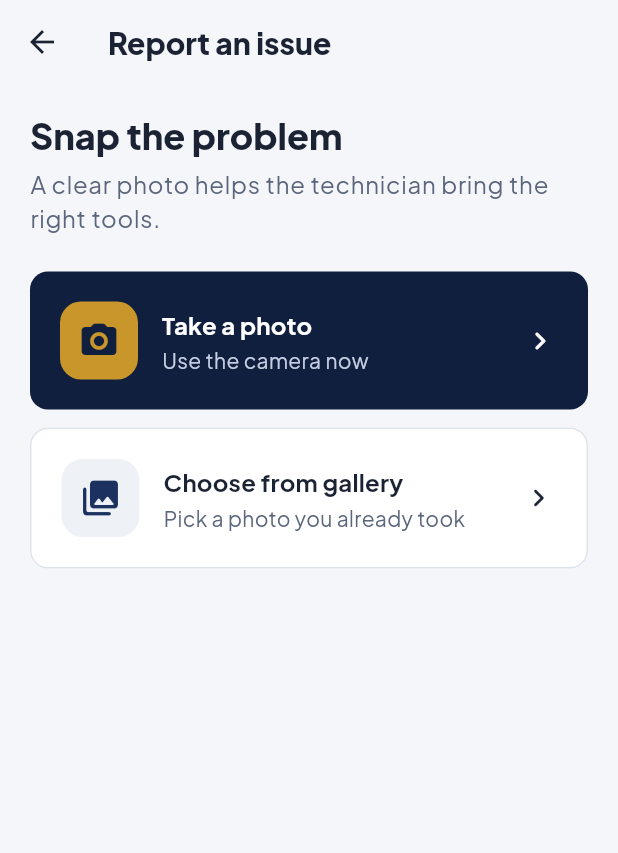
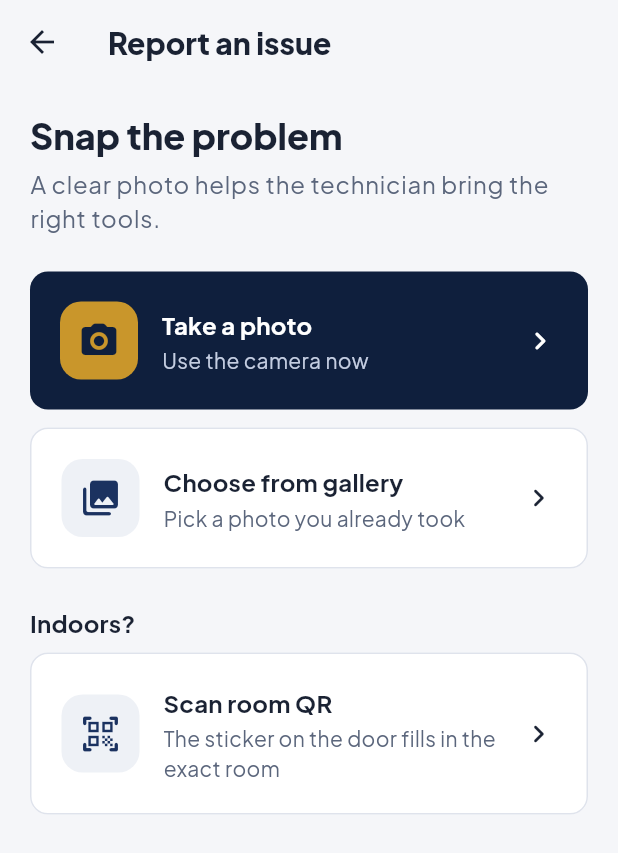
Before and after one commit to HimanshuGit3/Mernova, a Flutter app: the ReportFlowScreen screen opened directly, on a phone screen of 412 x 824 dp. Shown: the top 853 px of the screen. Run offline on Flutter 3.47's test engine with Material 3 defaults, Android fonts, the phone set to English and light mode, and no system bars; our stand-ins replace cached_network_image, dio, flutter_image_compress, flutter_secure_storage, geolocator, image_picker and 2 more; missing offline and left inert: mobile_scanner; accounts and stored records are empty.

Commit message:
feat(mobile): add QR room scanner with torch and strict sticker parsing
Co-Authored-By: Claude Opus 5.5 <noreply@anthropic.com>

```diff
--- a/mobile/lib/screens/student/report_flow_screen.dart
+++ b/mobile/lib/screens/student/report_flow_screen.dart
@@ -13,6 +13,7 @@ import '../../theme/tokens.dart';
 import '../../widgets/chips.dart';
 import '../../widgets/common.dart';
 import '../common/issue_detail_screen.dart';
+import 'qr_scanner_screen.dart';
 import 'report_form.dart';
 
 enum _Step { photo, analysing, details, sending, done }
@@ -51,7 +52,7 @@ class _ReportFlowScreenState extends State<ReportFlowScreen> {
   Future<void> _locate() async {
     setState(() => _location = const LocatingGps());
     final result = await _gps.current();
-    if (!mounted) return;
+    if (!mounted || _location is RoomScanned) return; // a scanned room beats GPS indoors (D9)
     setState(() {
       _location = switch (result) {
         GpsFix fix => GpsReady(fix),
@@ -136,6 +137,24 @@ class _ReportFlowScreenState extends State<ReportFlowScreen> {
     }
   }
 
+  /// FR-53: scan the room sticker; the room's building, name and coordinates fill in.
+  Future<void> _scanRoom() async {
+    final messenger = ScaffoldMessenger.of(context);
+    final room = await Navigator.of(context).push<LocationRef>(
+      MaterialPageRoute<LocationRef>(builder: (_) => const QrScannerScreen()),
+    );
+    if (room == null || !mounted) return;
+    setState(() {
+      _location = RoomScanned(id: room.id, code: room.code, building: room.building, label: room.label);
+      _analysedWithLocation = false;
+    });
+    messenger.showSnackBar(SnackBar(content: Text('Room ${room.code} added. Now snap the problem.')));
+    if (_photo != null && _step == _Step.details) {
+      await _analyse();
+      await _maybeShowDuplicates();
+    }
+  }
+
   Future<void> _changePhoto() async {
     final camera = await showModalBottomSheet<bool>(
       context: context,
@@ -198,7 +217,12 @@ class _ReportFlowScreenState extends State<ReportFlowScreen> {
       body: AnimatedSwitcher(
         duration: Motion.normal,
         child: switch (_step) {
-          _Step.photo => _PhotoStep(key: const ValueKey('photo'), onPick: _pick),
+          _Step.photo => _PhotoStep(
+              key: const ValueKey('photo'),
+              onPick: _pick,
+              onScan: _scanRoom,
+              room: _location is RoomScanned ? (_location as RoomScanned).code : null,
+            ),
           _Step.analysing => _Analysing(key: const ValueKey('analysing'), photoPath: _photo),
           _Step.details || _Step.sending => Stack(
               key: const ValueKey('details'),
@@ -237,8 +261,12 @@ class _ReportFlowScreenState extends State<ReportFlowScreen> {
 }
 
 class _PhotoStep extends StatelessWidget {
-  const _PhotoStep({super.key, required this.onPick});
+  const _PhotoStep({super.key, required this.onPick, required this.onScan, this.room});
   final void Function(bool camera) onPick;
+  final VoidCallback onScan;
+
+  /// Code of the scanned room, if any.
+  final String? room;
 
   @override
   Widget build(BuildContext context) {
@@ -260,6 +288,15 @@ class _PhotoStep extends StatelessWidget {
         ),
         const SizedBox(height: 12),
         _BigOption(icon: Icons.photo_library_rounded, title: 'Choose from gallery', subtitle: 'Pick a photo you already took', onTap: () => onPick(false)),
+        const SizedBox(height: 24),
+        Text('Indoors?', style: text.titleMedium),
+        const SizedBox(height: 8),
+        _BigOption(
+          icon: room == null ? Icons.qr_code_scanner_rounded : Icons.check_circle_rounded,
+          title: room == null ? 'Scan room QR' : 'Room $room added',
+          subtitle: room == null ? 'The sticker on the door fills in the exact room' : 'Tap to scan a different room',
+          onTap: onScan,
+        ),
       ],
     );
   }
--- a/mobile/lib/services/issues_service.dart
+++ b/mobile/lib/services/issues_service.dart
@@ -140,6 +140,10 @@ class IssuesService {
 
   Future<Issue> support(String id) async => Issue.fromJson(await api.post('/issues/$id/support'));
 
+  /// Look up a scanned room. Unknown or deactivated rooms throw ApiException(404).
+  Future<LocationRef> room(String code) async =>
+      LocationRef.fromJson(await api.get('/locations/code/${Uri.encodeComponent(code)}'));
+
   /// AI category suggestion + duplicate candidates for a photo, before reporting (FR-51/52).
   Future<Analysis> analyse({required String photoPath, double? lat, double? lng, String? locationId}) async {
     final form = FormData.fromMap({
```
Also changed, not shown: mobile/lib/screens/student/qr_scanner_screen.dart (added, +172 -0 lines), mobile/lib/utils/qr.dart (added, +7 -0 lines), 1 other file.
